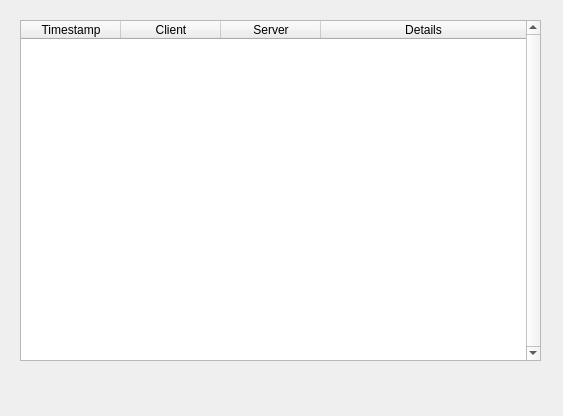
AONunan/FinalYearProject, file sidebysidewindow.ui: the form before one commit.
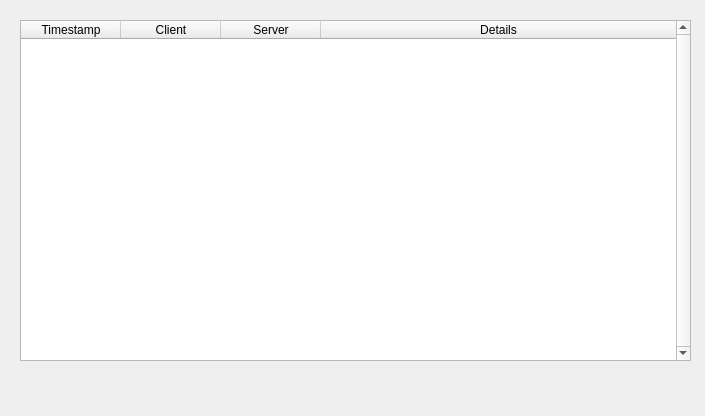
The form after the commit.

Patch:
```diff
--- a/sidebysidewindow.ui
+++ b/sidebysidewindow.ui
@@ -6,7 +6,7 @@
    <rect>
     <x>0</x>
     <y>0</y>
-    <width>563</width>
+    <width>705</width>
     <height>416</height>
    </rect>
   </property>
@@ -18,7 +18,7 @@
     <rect>
      <x>20</x>
      <y>20</y>
-     <width>521</width>
+     <width>671</width>
      <height>341</height>
     </rect>
    </property>
```
